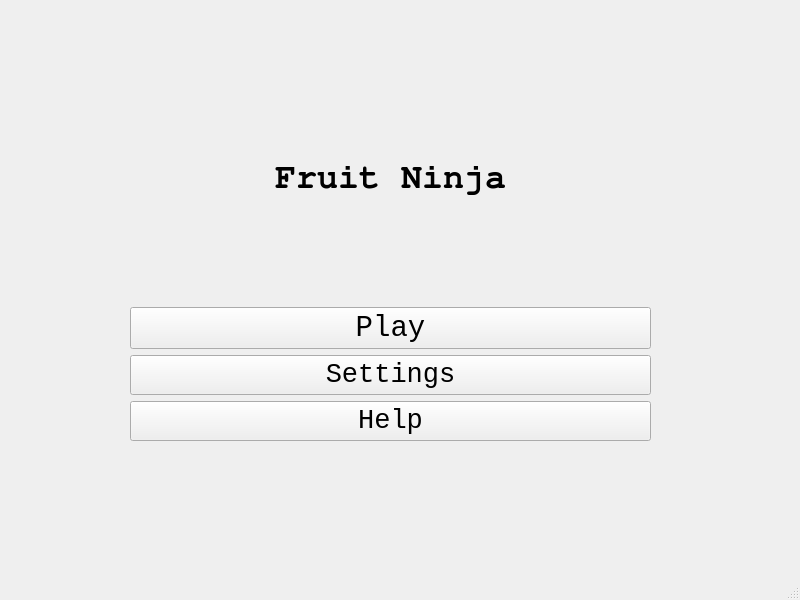
Old version of the form biblio/mainwindow.ui in the repository pb-pub/projet-biblio-multimedia.
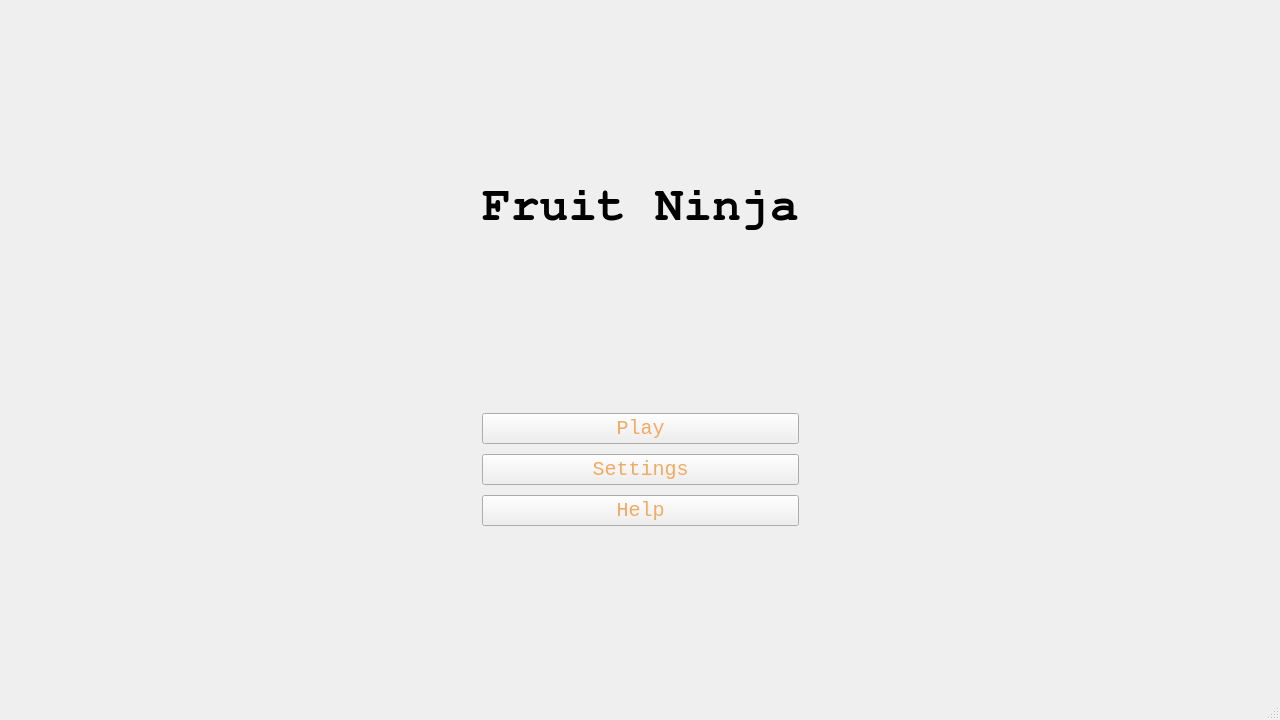
New version of the form. Icons and pictures are not drawn.

Commit message: design (background button and main)

What changed in the file:
```diff
--- a/biblio/mainwindow.ui
+++ b/biblio/mainwindow.ui
@@ -6,30 +6,65 @@
    <rect>
     <x>0</x>
     <y>0</y>
-    <width>800</width>
-    <height>600</height>
+    <width>1280</width>
+    <height>720</height>
    </rect>
   </property>
   <property name="windowTitle">
    <string>MainWindow</string>
   </property>
   <widget class="QWidget" name="centralwidget">
-   <widget class="QWidget" name="verticalLayoutWidget">
-    <property name="geometry">
-     <rect>
-      <x>130</x>
-      <y>160</y>
-      <width>521</width>
-      <height>281</height>
-     </rect>
-    </property>
+   <property name="font">
+    <font>
+     <bold>false</bold>
+    </font>
+   </property>
+   <property name="styleSheet">
+    <string notr="true">#centralwidget{
+    border-image: url(./../../../biblio/assets/background.png) 0 0 0 0 stretch stretch;
+}
+
+.QPushButton {
+	border-image: url(./../../../biblio/assets/buttons.png) 0 0 0 0 stretch stretch;
+	font-size : 20px;
+ 	color : #f2a961;
+}
+
+.QPushButton:hover {
+	font-size : 22px;
+}</string>
+   </property>
+   <layout class="QGridLayout" name="gridLayout">
+    <property name="bottomMargin">
+     <number>0</number>
+    </property>
+    <item row="0" column="1">
     <layout class="QVBoxLayout" name="verticalLayout_2">
+      <property name="spacing">
+       <number>10</number>
+      </property>
+      <property name="leftMargin">
+       <number>0</number>
+      </property>
+      <item>
+       <spacer name="verticalSpacer_4">
+        <property name="orientation">
+         <enum>Qt::Orientation::Vertical</enum>
+        </property>
+        <property name="sizeHint" stdset="0">
+         <size>
+          <width>20</width>
+          <height>40</height>
+         </size>
+        </property>
+       </spacer>
+      </item>
      <item>
       <widget class="QLabel" name="label">
        <property name="font">
         <font>
          <family>FreeMono</family>
-         <pointsize>26</pointsize>
+          <pointsize>36</pointsize>
          <bold>true</bold>
         </font>
        </property>
@@ -41,12 +76,25 @@
        </property>
       </widget>
      </item>
+      <item>
+       <spacer name="verticalSpacer_5">
+        <property name="orientation">
+         <enum>Qt::Orientation::Vertical</enum>
+        </property>
+        <property name="sizeHint" stdset="0">
+         <size>
+          <width>20</width>
+          <height>40</height>
+         </size>
+        </property>
+       </spacer>
+      </item>
      <item>
       <widget class="QPushButton" name="pushButton_2">
        <property name="font">
         <font>
          <family>Monospace</family>
-         <pointsize>22</pointsize>
+          <pointsize>-1</pointsize>
         </font>
        </property>
        <property name="text">
@@ -59,7 +107,7 @@
        <property name="font">
         <font>
          <family>Monospace</family>
-         <pointsize>20</pointsize>
+          <pointsize>-1</pointsize>
         </font>
        </property>
        <property name="text">
@@ -72,7 +120,7 @@
        <property name="font">
         <font>
          <family>Monospace</family>
-         <pointsize>20</pointsize>
+          <pointsize>-1</pointsize>
         </font>
        </property>
        <property name="text">
@@ -80,8 +128,48 @@
        </property>
       </widget>
      </item>
-    </layout>
-   </widget>
+      <item>
+       <spacer name="verticalSpacer_3">
+        <property name="orientation">
+         <enum>Qt::Orientation::Vertical</enum>
+        </property>
+        <property name="sizeHint" stdset="0">
+         <size>
+          <width>20</width>
+          <height>40</height>
+         </size>
+        </property>
+       </spacer>
+      </item>
+     </layout>
+    </item>
+    <item row="0" column="0">
+     <spacer name="horizontalSpacer">
+      <property name="orientation">
+       <enum>Qt::Orientation::Horizontal</enum>
+      </property>
+      <property name="sizeHint" stdset="0">
+       <size>
+        <width>40</width>
+        <height>20</height>
+       </size>
+      </property>
+     </spacer>
+    </item>
+    <item row="0" column="2">
+     <spacer name="horizontalSpacer_2">
+      <property name="orientation">
+       <enum>Qt::Orientation::Horizontal</enum>
+      </property>
+      <property name="sizeHint" stdset="0">
+       <size>
+        <width>40</width>
+        <height>20</height>
+       </size>
+      </property>
+     </spacer>
+    </item>
+   </layout>
   </widget>
   <widget class="QMenuBar" name="menubar">
    <property name="geometry">
```
Left out of the diff: 2 changed lines with no effect on the pictures. Lines whose indentation alone changed are shown as unchanged. The commit also changes 11 other files.
